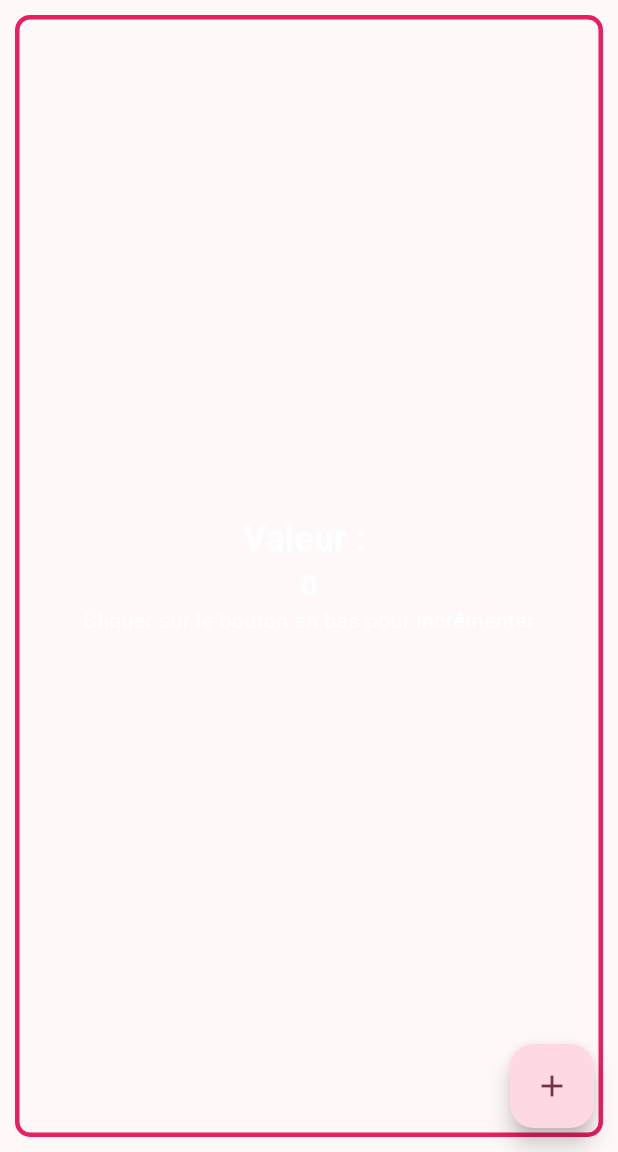
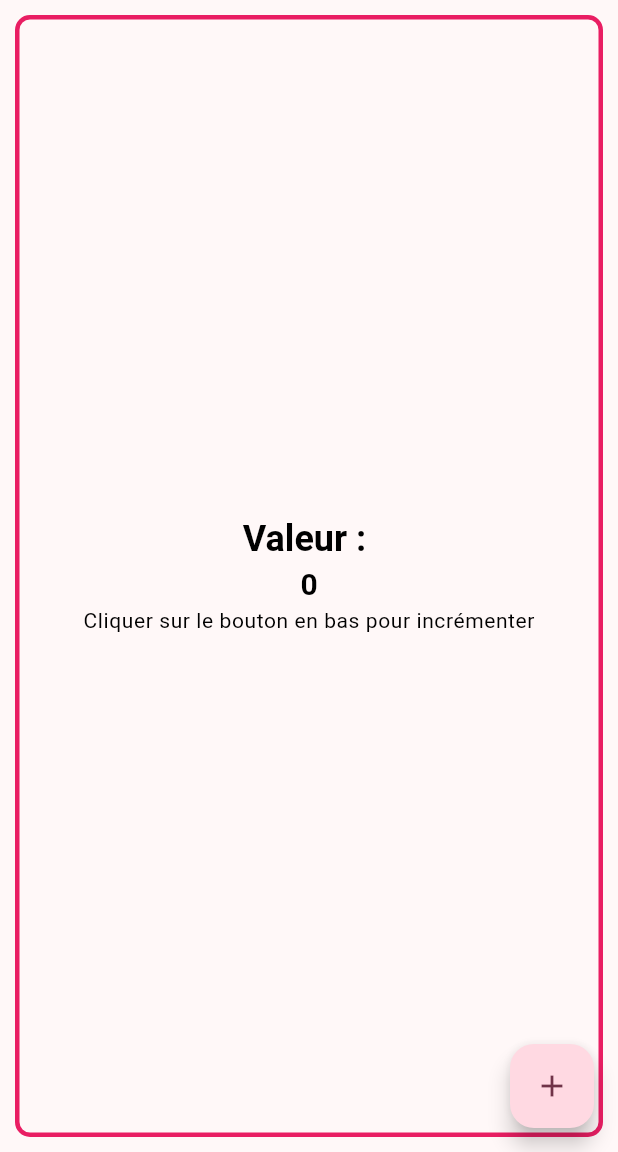
Before and after one commit to antaal/app_api_rest_boutique, a Flutter app: the PageCompteur screen opened by its route, on a phone screen of 412 x 824 dp, the part 84-1236 px from its top. Run offline on Flutter 3.47's test engine with Material 3 defaults, Android fonts, the phone set to English and light mode, and no system bars; our stand-ins replace material_ui; network calls fail.

Commit message:
Ajout des Commentaires

```diff
--- a/lib/main.dart
+++ b/lib/main.dart
@@ -4,12 +4,13 @@ import 'package:app_api_rest_boutique/utils/routeur.dart';
 import 'package:app_api_rest_boutique/utils/theme_perso.dart';
 import 'package:material_ui/material_ui.dart';
 
+// Point d'entrée : lance l'application avec MonAppli comme widget racine.
 
 void main(){
   runApp(MonAppli());
 
 }
-
+// Widget racine : configure le thème, les routes et le titre de l'app.
 class MonAppli extends StatelessWidget {
   const MonAppli ({super.key});
 
@@ -18,10 +19,13 @@ class MonAppli extends StatelessWidget {
     return MaterialApp(
       title: AppConstants.nomDeApplication,
       debugShowCheckedModeBanner: false,
+
+     // Suit automatiquement le mode clair/sombre du système.
       themeMode: ThemeMode.system,
       theme: ThemePerso.modeclair,
       darkTheme: ThemePerso.modeSombre,
       initialRoute: Routeur.routeInitial,
+      // Sécurité : redirige vers PageAccueil si une route inconnue est demandée.
       onUnknownRoute: (settings) =>
       MaterialPageRoute(builder: (context)=> PageAccueil()),
       routes: Routeur.routes,
--- /dev/null
+++ b/lib/pages/page_boutique.dart
@@ -0,0 +1,25 @@
+import 'package:app_api_rest_boutique/components/end_drawer_perso.dart';
+import 'package:material_ui/material_ui.dart';
+
+// Page affichant le catalogue de la boutique.
+class PageBoutique extends StatelessWidget {
+  const PageBoutique({super.key});
+
+  @override
+  Widget build(BuildContext context) {
+    return Scaffold(
+      endDrawer: EndDrawerPerso(),
+      appBar: AppBar(
+        backgroundColor: Theme.of(context).appBarTheme.backgroundColor,
+        foregroundColor: Theme.of(context).appBarTheme.foregroundColor,
+        title: Text("Boutique"),
+      ),
+      body: Center(
+        child: Text(
+          "Catalogue boutique ",
+          style: Theme.of(context).textTheme.titleMedium,
+        ),
+      ),
+    );
+  }
+}
--- /dev/null
+++ b/lib/pages/page_details_profil.dart
@@ -0,0 +1,25 @@
+import 'package:app_api_rest_boutique/components/end_drawer_perso.dart';
+import 'package:material_ui/material_ui.dart';
+
+// Page affichant les détails du profil de l'utilisateur.
+class PageDetailsProfil extends StatelessWidget {
+  const PageDetailsProfil({super.key});
+
+  @override
+  Widget build(BuildContext context) {
+    return Scaffold(
+      endDrawer: EndDrawerPerso(),
+      appBar: AppBar(
+        backgroundColor: Theme.of(context).appBarTheme.backgroundColor,
+        foregroundColor: Theme.of(context).appBarTheme.foregroundColor,
+        title: Text("Détails Profil"),
+      ),
+      body: Center(
+        child: Text(
+          "Détails du profil",
+          style: Theme.of(context).textTheme.titleMedium,
+        ),
+      ),
+    );
+  }
+}
--- a/lib/services/api_services.dart
+++ b/lib/services/api_services.dart
@@ -2,6 +2,9 @@ import 'dart:convert';
 
 import 'package:http/http.dart' as http;
 
+
+// Service qui centralise les appels à l'API REST.
+// Pattern Singleton : une seule instance partagée dans toute l'app.
 class ApiServices {
   static final ApiServices _singleton = ApiServices._internal();
 
@@ -9,7 +12,7 @@ class ApiServices {
 
   factory ApiServices() => _singleton;
 
-
+// Récupère et décode les données JSON depuis une URL donnée.
   Future<dynamic> getData (String url) async {
     try {
       final response = await http.get(Uri.parse(url));
@@ -19,6 +22,7 @@ class ApiServices {
         throw Exception('Erreur de Chargement des données: code : ${response.statusCode}. Raison : ${response.reasonPhrase}');
       }
     }catch (e, stacktrace) {
+  // Capture les erreurs réseau/parsing pour éviter un crash.
       print("$e ---- $stacktrace");
 
     }
--- a/lib/utils/app_constants.dart
+++ b/lib/utils/app_constants.dart
@@ -1,5 +1,12 @@
+// Classe abstraite regroupant les constantes globales de l'application.
+// Abstraite car elle ne sert qu'à centraliser des valeurs fixes
+// (jamais instanciée : pas de "AppConstants()").
+// Avantage : si le nom ou la version change, on modifie une seule
+// valeur ici plutôt que de chercher partout dans le code.
 abstract class AppConstants {
-  static const String nomDeApplication= "INGC SUPDECO";
+  // Nom affiché de l'application .
+  static const String nomDeApplication = "INGC SUPDECO";
+
+  // Numéro de version de l'application, utile pour l'affichage
   static const String versionDeApplication = "1.0.0";
-
 }
--- a/lib/utils/routeur.dart
+++ b/lib/utils/routeur.dart
@@ -1,12 +1,19 @@
 import 'package:app_api_rest_boutique/pages/page_accueil.dart';
+import 'package:app_api_rest_boutique/pages/page_boutique.dart';
 import 'package:app_api_rest_boutique/pages/page_compteur.dart';
+import 'package:app_api_rest_boutique/pages/page_details_profil.dart';
 import 'package:flutter/widgets.dart';
 
+// Centralise la configuration des routes nommées de l'application.
 abstract class Routeur {
   static const String routeInitial='/page-compteur';
+
+  // Mappe les noms de routes aux widgets correspondants.
   static final Map<String, WidgetBuilder> routes = {
     "/pagecompteur":(context) => PageCompteur(),
     "/page-accueil": (context) =>PageAccueil(),
+    "/page-details-profil": (context) =>PageDetailsProfil(),
+    "/page-boutique": (context) =>PageBoutique(),
   };
 
 }
--- a/lib/utils/theme_perso.dart
+++ b/lib/utils/theme_perso.dart
@@ -1,6 +1,8 @@
 import 'package:material_ui/material_ui.dart';
 
+// Thèmes clair/sombre de l'application.
 abstract class ThemePerso {
+  // Thème sombre : texte en blanc pour rester lisible sur fond sombre.
   static final modeSombre = ThemeData(
     colorScheme: ColorScheme.fromSeed(
       seedColor: Colors.deepPurple,
@@ -16,54 +18,19 @@ abstract class ThemePerso {
       centerTitle: true,
     ),
     textTheme: TextTheme(
-titleLarge: TextStyle(
-  color: Colors.black,
-  fontSize: 24,
-  fontWeight: FontWeight.bold,
-),
-titleMedium: TextStyle(
-  color: Colors.black,
-  fontSize: 20,
-  fontWeight: FontWeight.bold,
-),
-titleSmall: TextStyle(
-   color: Colors.black,
-  fontSize: 16,
-  fontWeight: FontWeight.bold,
-),
-headlineLarge: TextStyle(
-  color: Colors.black,
-  fontSize: 26,
-  fontWeight: FontWeight.bold,
-),
-headlineMedium: TextStyle(
-  color: Colors.black,
-  fontSize: 22,
-  fontWeight: FontWeight.bold,
-),
-headlineSmall: TextStyle(
-  color: Colors.black,
-  fontSize: 18,
-  fontWeight: FontWeight.bold,
-),
-bodyLarge: TextStyle(
-  color: Colors.black,
-  fontSize: 20,
-  fontWeight: FontWeight.normal,
-),
-bodyMedium: TextStyle(
-  color: Colors.black,
-  fontSize: 16,
-  fontWeight: FontWeight.normal,
-),
-bodySmall: TextStyle(
-  color: Colors.black,
-  fontSize: 14,
-  fontWeight: FontWeight.normal,
-),
+      titleLarge: TextStyle(color: Colors.white, fontSize: 24, fontWeight: FontWeight.bold),
+      titleMedium: TextStyle(color: Colors.white, fontSize: 20, fontWeight: FontWeight.bold),
+      titleSmall: TextStyle(color: Colors.white, fontSize: 16, fontWeight: FontWeight.bold),
+      headlineLarge: TextStyle(color: Colors.white, fontSize: 26, fontWeight: FontWeight.bold),
+      headlineMedium: TextStyle(color: Colors.white, fontSize: 22, fontWeight: FontWeight.bold),
+      headlineSmall: TextStyle(color: Colors.white, fontSize: 18, fontWeight: FontWeight.bold),
+      bodyLarge: TextStyle(color: Colors.white, fontSize: 20, fontWeight: FontWeight.normal),
+      bodyMedium: TextStyle(color: Colors.white, fontSize: 16, fontWeight: FontWeight.normal),
+      bodySmall: TextStyle(color: Colors.white, fontSize: 14, fontWeight: FontWeight.normal),
     ),
   );
 
+  // Thème clair : texte en noir pour rester lisible sur fond clair.
   static final modeclair = ThemeData(
     colorScheme: ColorScheme.fromSeed(
       seedColor: Colors.black,
@@ -79,53 +46,15 @@ bodySmall: TextStyle(
       centerTitle: true,
     ),
     textTheme: TextTheme(
-titleLarge: TextStyle(
-  color: Colors.white,
-  fontSize: 24,
-  fontWeight: FontWeight.bold,
-),
-titleMedium: TextStyle(
-  color: Colors.white,
-  fontSize: 20,
-  fontWeight: FontWeight.bold,
-),
-titleSmall: TextStyle(
-   color: Colors.white,
-  fontSize: 16,
-  fontWeight: FontWeight.bold,
-),
-headlineLarge: TextStyle(
-  color: Colors.white,
-  fontSize: 26,
-  fontWeight: FontWeight.bold,
-),
-headlineMedium: TextStyle(
-  color: Colors.white,
-  fontSize: 22,
-  fontWeight: FontWeight.bold,
-),
-headlineSmall: TextStyle(
-  color: Colors.white,
-  fontSize: 18,
-  fontWeight: FontWeight.bold,
-),
-bodyLarge: TextStyle(
-  color: Colors.white,
-  fontSize: 20,
-  fontWeight: FontWeight.normal,
-),
-bodyMedium: TextStyle(
-  color: Colors.white,
-  fontSize: 16,
-  fontWeight: FontWeight.normal,
-),
-bodySmall: TextStyle(
-  color: Colors.white,
-  fontSize: 14,
-  fontWeight: FontWeight.normal,
-),
+      titleLarge: TextStyle(color: Colors.black, fontSize: 24, fontWeight: FontWeight.bold),
+      titleMedium: TextStyle(color: Colors.black, fontSize: 20, fontWeight: FontWeight.bold),
+      titleSmall: TextStyle(color: Colors.black, fontSize: 16, fontWeight: FontWeight.bold),
+      headlineLarge: TextStyle(color: Colors.black, fontSize: 26, fontWeight: FontWeight.bold),
+      headlineMedium: TextStyle(color: Colors.black, fontSize: 22, fontWeight: FontWeight.bold),
+      headlineSmall: TextStyle(color: Colors.black, fontSize: 18, fontWeight: FontWeight.bold),
+      bodyLarge: TextStyle(color: Colors.black, fontSize: 20, fontWeight: FontWeight.normal),
+      bodyMedium: TextStyle(color: Colors.black, fontSize: 16, fontWeight: FontWeight.normal),
+      bodySmall: TextStyle(color: Colors.black, fontSize: 14, fontWeight: FontWeight.normal),
     ),
   );
-
-
 }
--- a/pubspec.yaml
+++ b/pubspec.yaml
@@ -27,12 +27,16 @@ environment:
 # dependencies can be manually updated by changing the version numbers below to
 # the latest version available on pub.dev. To see which dependencies have newer
 # versions available, run `flutter pub outdated`.
+# Dépendances du projet : les packages externes dont mon application a besoin.
+
 dependencies:
   flutter:
     sdk: flutter
   http: ^1.6.0
   material_ui: ^1.1.0
-
+ # Package "http" : utilisé dans api_services.dart pour faire les appels
+  # GET vers l'API REST (jsonplaceholder.typicode.com). Je l'ai ajouté
+  # car Flutter ne fournit pas de client HTTP par défaut dans le SDK.
   # The following adds the Cupertino Icons font to your application.
   # Use with the CupertinoIcons class for iOS style icons.
   cupertino_icons: ^1.0.8
```
Also changed, not shown: lib/components/end_drawer_perso.dart (+6 -2 lines), lib/pages/page_accueil.dart (+7 -0 lines), 1 other file. Lines whose indentation alone changed are shown as unchanged.
